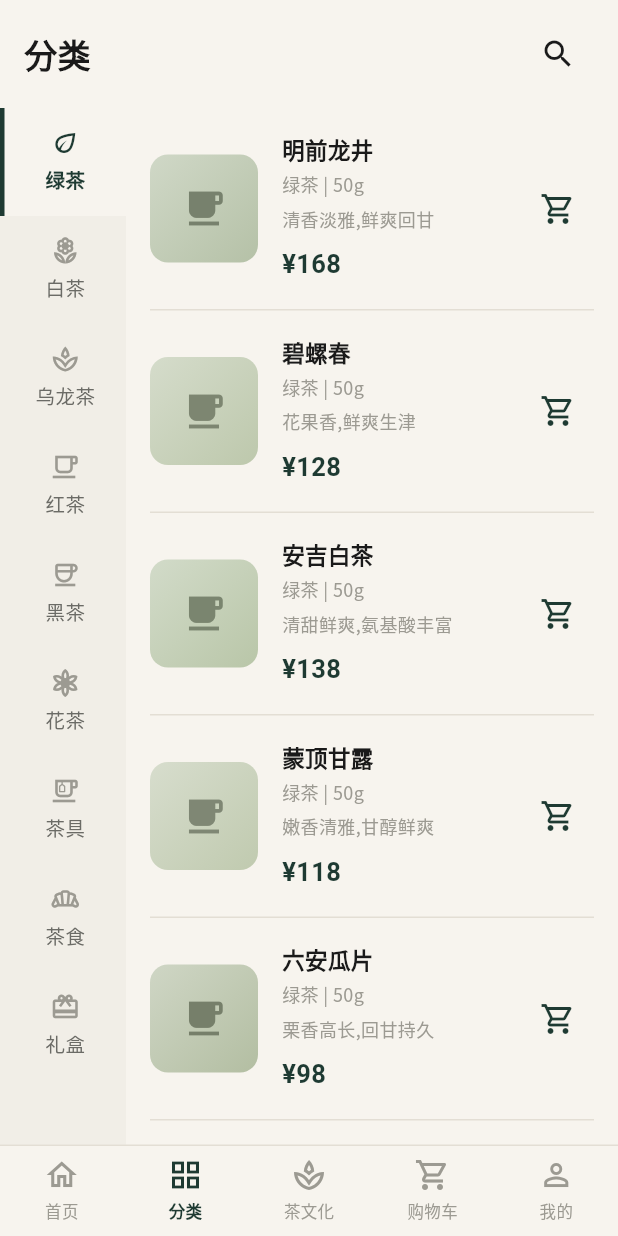
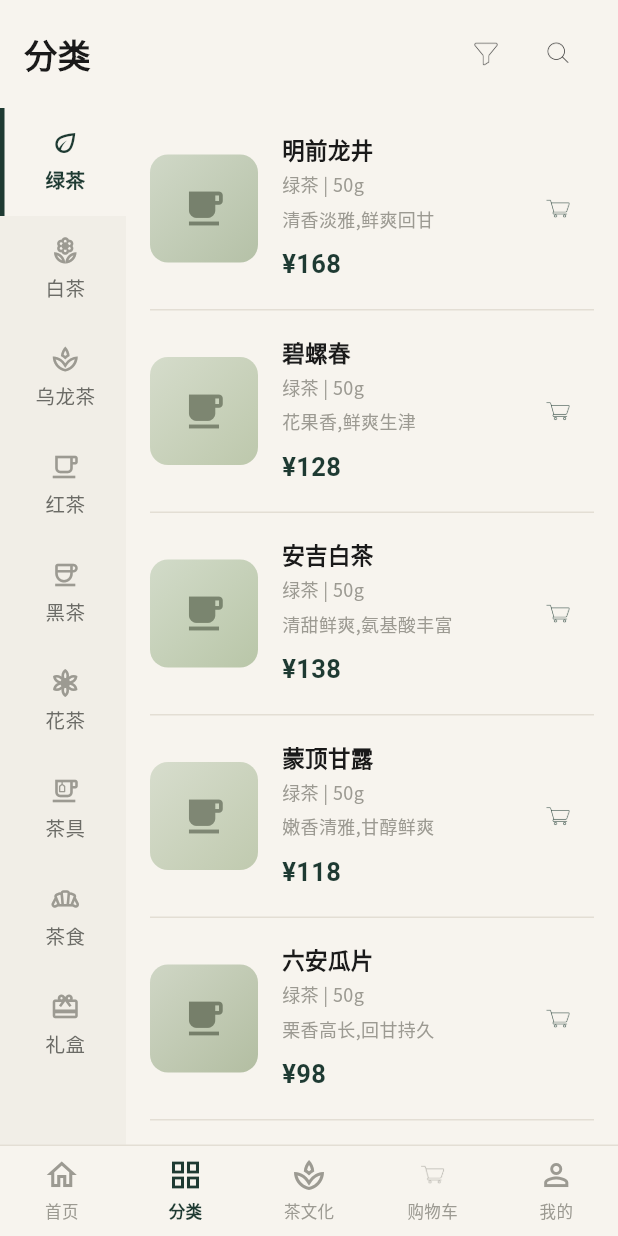
Before and after one commit to vam12375/liji-tea-flutter, a Flutter app: the screen it shows after launch, item 2 of the bottom bar chosen, on a phone screen of 412 x 824 dp. Run offline on Flutter 3.47's test engine with Material 3 defaults, Android fonts, the phone set to English and light mode, and no system bars; our stand-ins replace google_fonts; Roboto replaces fonts that are missing (Noto Serif Sc).

Commit message:
feat: integrate 8 custom brand line icons (AppIcon)
Co-Authored-By: qing meng <2898191344@qq.com>

```diff
--- a/lib/app.dart
+++ b/lib/app.dart
@@ -7,6 +7,7 @@ import 'screens/profile_screen.dart';
 import 'screens/tea_culture_screen.dart';
 import 'theme/app_colors.dart';
 import 'theme/app_typography.dart';
+import 'widgets/app_icon.dart';
 
 /// Root navigation shell with the 5-tab bottom bar from the design system:
 /// 首页 / 分类 / 茶文化 / 购物车 / 我的.
@@ -24,7 +25,7 @@ class _AppShellState extends State<AppShell> {
     _TabItem('首页', Icons.home_outlined, Icons.home),
     _TabItem('分类', Icons.grid_view_outlined, Icons.grid_view),
     _TabItem('茶文化', Icons.spa_outlined, Icons.spa),
-    _TabItem('购物车', Icons.shopping_cart_outlined, Icons.shopping_cart),
+    _TabItem('购物车', Icons.shopping_cart_outlined, Icons.shopping_cart, asset: AppIcon.cart),
     _TabItem('我的', Icons.person_outline, Icons.person),
   ];
 
@@ -83,7 +84,9 @@ class _NavButton extends StatelessWidget {
       child: Column(
         mainAxisAlignment: MainAxisAlignment.center,
         children: [
-          Icon(selected ? tab.activeIcon : tab.icon, color: color, size: 24),
+          tab.asset != null
+              ? AppIcon(tab.asset!, color: color, size: 24)
+              : Icon(selected ? tab.activeIcon : tab.icon, color: color, size: 24),
           const SizedBox(height: 4),
           Text(
             tab.label,
@@ -100,9 +103,12 @@ class _NavButton extends StatelessWidget {
 }
 
 class _TabItem {
-  const _TabItem(this.label, this.icon, this.activeIcon);
+  const _TabItem(this.label, this.icon, this.activeIcon, {this.asset});
 
   final String label;
   final IconData icon;
   final IconData activeIcon;
+
+  /// Optional custom line icon under assets/icons/ (overrides [icon]).
+  final String? asset;
 }
--- a/lib/screens/address_screen.dart
+++ b/lib/screens/address_screen.dart
@@ -5,6 +5,7 @@ import '../models/account_models.dart';
 import '../theme/app_colors.dart';
 import '../theme/app_spacing.dart';
 import '../theme/app_typography.dart';
+import '../widgets/app_icon.dart';
 import '../widgets/primary_button.dart';
 import '../widgets/soft_card.dart';
 import '../widgets/status_view.dart';
@@ -72,7 +73,7 @@ class _AddressCard extends StatelessWidget {
           children: [
             const Padding(
               padding: EdgeInsets.only(top: 2),
-              child: Icon(Icons.location_on_outlined, color: AppColors.pineGreen),
+              child: AppIcon(AppIcon.location, size: 22, color: AppColors.pineGreen),
             ),
             const SizedBox(width: AppSpacing.sm),
             Expanded(
--- a/lib/screens/category_screen.dart
+++ b/lib/screens/category_screen.dart
@@ -4,6 +4,7 @@ import '../data/sample_data.dart';
 import '../theme/app_colors.dart';
 import '../theme/app_spacing.dart';
 import '../theme/app_typography.dart';
+import '../widgets/app_icon.dart';
 import '../widgets/cart_snack.dart';
 import '../widgets/product_list_tile.dart';
 import 'product_detail_screen.dart';
@@ -19,6 +20,9 @@ class CategoryScreen extends StatefulWidget {
 
 class _CategoryScreenState extends State<CategoryScreen> {
   int _selected = 0;
+  int _sort = 0; // 0 综合 · 1 价格升序 · 2 价格降序
+
+  static const _sortLabels = ['综合排序', '价格从低到高', '价格从高到低'];
 
   static const _icons = <IconData>[
     Icons.eco_outlined,
@@ -35,7 +39,12 @@ class _CategoryScreenState extends State<CategoryScreen> {
   @override
   Widget build(BuildContext context) {
     final category = SampleData.categories[_selected];
-    final products = SampleData.productsByCategory(category);
+    final products = [...SampleData.productsByCategory(category)];
+    if (_sort == 1) {
+      products.sort((a, b) => a.price.compareTo(b.price));
+    } else if (_sort == 2) {
+      products.sort((a, b) => b.price.compareTo(a.price));
+    }
     return SafeArea(
       child: Column(
         crossAxisAlignment: CrossAxisAlignment.start,
@@ -47,11 +56,20 @@ class _CategoryScreenState extends State<CategoryScreen> {
               mainAxisAlignment: MainAxisAlignment.spaceBetween,
               children: [
                 Text('分类', style: AppTypography.h2),
-                IconButton(
-                  onPressed: () => Navigator.of(context).push(
-                    MaterialPageRoute(builder: (_) => const SearchScreen()),
-                  ),
-                  icon: const Icon(Icons.search),
+                Row(
+                  children: [
+                    IconButton(
+                      onPressed: _openFilterSheet,
+                      icon: AppIcon(AppIcon.filter,
+                          color: _sort == 0 ? AppColors.charcoalBlack : AppColors.inkGreen),
+                    ),
+                    IconButton(
+                      onPressed: () => Navigator.of(context).push(
+                        MaterialPageRoute(builder: (_) => const SearchScreen()),
+                      ),
+                      icon: const AppIcon(AppIcon.search, color: AppColors.charcoalBlack),
+                    ),
+                  ],
                 ),
               ],
             ),
@@ -90,6 +108,49 @@ class _CategoryScreenState extends State<CategoryScreen> {
           ),
         ],
       ),
+    );
+  }
+
+  void _openFilterSheet() {
+    showModalBottomSheet<void>(
+      context: context,
+      backgroundColor: AppColors.riceWhite,
+      shape: const RoundedRectangleBorder(
+        borderRadius: BorderRadius.vertical(top: Radius.circular(16)),
+      ),
+      builder: (sheetContext) {
+        return SafeArea(
+          child: Column(
+            mainAxisSize: MainAxisSize.min,
+            crossAxisAlignment: CrossAxisAlignment.start,
+            children: [
+              Padding(
+                padding: const EdgeInsets.fromLTRB(
+                    AppSpacing.screenMargin, AppSpacing.md, AppSpacing.screenMargin, AppSpacing.xs),
+                child: Row(
+                  children: [
+                    const AppIcon(AppIcon.filter, size: 18, color: AppColors.inkGreen),
+                    const SizedBox(width: AppSpacing.xs),
+                    Text('筛选排序', style: AppTypography.sans(size: 15, weight: FontWeight.w600)),
+                  ],
+                ),
+              ),
+              for (var i = 0; i < _sortLabels.length; i++)
+                ListTile(
+                  title: Text(_sortLabels[i], style: AppTypography.body),
+                  trailing: _sort == i
+                      ? const Icon(Icons.check, size: 18, color: AppColors.inkGreen)
+                      : null,
+                  onTap: () {
+                    setState(() => _sort = i);
+                    Navigator.of(sheetContext).pop();
+                  },
+                ),
+              const SizedBox(height: AppSpacing.sm),
+            ],
+          ),
+        );
+      },
     );
   }
 }
--- a/lib/screens/favorites_screen.dart
+++ b/lib/screens/favorites_screen.dart
@@ -4,6 +4,7 @@ import '../data/sample_data.dart';
 import '../theme/app_colors.dart';
 import '../theme/app_spacing.dart';
 import '../theme/app_typography.dart';
+import '../widgets/app_icon.dart';
 import '../widgets/cart_snack.dart';
 import '../widgets/product_list_tile.dart';
 import '../widgets/status_view.dart';
@@ -56,7 +57,7 @@ class _FavoritesScreenState extends State<FavoritesScreen> {
                         MaterialPageRoute(builder: (_) => ProductDetailScreen(product: p)),
                       ),
                       trailing: IconButton(
-                        icon: const Icon(Icons.favorite, color: AppColors.inkGreen),
+                        icon: const AppIcon(AppIcon.favorite, color: AppColors.inkGreen),
                         onPressed: () => setState(() => _ids.remove(p.id)),
                       ),
                       onAdd: () => showCartSnack(context, p.name),
--- a/lib/screens/order_confirm_screen.dart
+++ b/lib/screens/order_confirm_screen.dart
@@ -4,6 +4,7 @@ import '../models/tea_product.dart';
 import '../theme/app_colors.dart';
 import '../theme/app_spacing.dart';
 import '../theme/app_typography.dart';
+import '../widgets/app_icon.dart';
 import '../widgets/primary_button.dart';
 import '../widgets/soft_card.dart';
 import 'payment_screen.dart';
@@ -28,7 +29,7 @@ class OrderConfirmScreen extends StatelessWidget {
             SoftCard(
               child: Row(
                 children: [
-                  const Icon(Icons.location_on_outlined, color: AppColors.inkGreen),
+                  const AppIcon(AppIcon.location, size: 22, color: AppColors.inkGreen),
                   const SizedBox(width: AppSpacing.sm),
                   Expanded(
                     child: Column(
--- a/lib/screens/product_detail_screen.dart
+++ b/lib/screens/product_detail_screen.dart
@@ -4,6 +4,7 @@ import '../models/tea_product.dart';
 import '../theme/app_colors.dart';
 import '../theme/app_spacing.dart';
 import '../theme/app_typography.dart';
+import '../widgets/app_icon.dart';
 import '../widgets/primary_button.dart';
 import '../widgets/tea_image.dart';
 import 'reviews_screen.dart';
@@ -31,10 +32,10 @@ class _ProductDetailScreenState extends State<ProductDetailScreen> {
         actions: [
           IconButton(
             onPressed: () => setState(() => _favorite = !_favorite),
-            icon: Icon(_favorite ? Icons.favorite : Icons.favorite_border,
+            icon: AppIcon(AppIcon.favorite,
                 color: _favorite ? AppColors.pineGreen : AppColors.charcoalBlack),
           ),
-          IconButton(onPressed: () {}, icon: const Icon(Icons.ios_share_outlined)),
+          IconButton(onPressed: () {}, icon: const AppIcon(AppIcon.share, color: AppColors.charcoalBlack)),
         ],
       ),
       body: SafeArea(
--- a/lib/screens/search_screen.dart
+++ b/lib/screens/search_screen.dart
@@ -5,6 +5,7 @@ import '../models/tea_product.dart';
 import '../theme/app_colors.dart';
 import '../theme/app_spacing.dart';
 import '../theme/app_typography.dart';
+import '../widgets/app_icon.dart';
 import '../widgets/cart_snack.dart';
 import '../widgets/product_list_tile.dart';
 import '../widgets/section_header.dart';
@@ -150,7 +151,7 @@ class _SearchField extends StatelessWidget {
       ),
       child: Row(
         children: [
-          const Icon(Icons.search, size: 18, color: AppColors.textTertiary),
+          const AppIcon(AppIcon.search, size: 18, color: AppColors.textTertiary),
           const SizedBox(width: AppSpacing.xs),
           Expanded(
             child: TextField(
--- /dev/null
+++ b/lib/widgets/app_icon.dart
@@ -0,0 +1,37 @@
+import 'package:flutter/material.dart';
+
+/// Renders one of the brand's custom line icons from `assets/icons/`.
+///
+/// The source PNGs are single-color (墨绿 #2D5016) line icons on a
+/// transparent background, so an optional [color] re-tints every opaque
+/// pixel via [BlendMode.srcIn] to fit different surfaces (light, dark,
+/// selected states, etc.).
+class AppIcon extends StatelessWidget {
+  const AppIcon(this.name, {super.key, this.size = 24, this.color});
+
+  /// File name without extension, e.g. `'cart'`, `'search'`.
+  final String name;
+  final double size;
+  final Color? color;
+
+  // Available custom icons under assets/icons/.
+  static const String cart = 'cart';
+  static const String favorite = 'favorite';
+  static const String filter = 'filter';
+  static const String location = 'location';
+  static const String message = 'message';
+  static const String search = 'search';
+  static const String settings = 'settings';
+  static const String share = 'share';
+
+  @override
+  Widget build(BuildContext context) {
+    return Image.asset(
+      'assets/icons/$name.png',
+      width: size,
+      height: size,
+      color: color,
+      colorBlendMode: color != null ? BlendMode.srcIn : null,
+    );
+  }
+}
--- a/lib/widgets/product_list_tile.dart
+++ b/lib/widgets/product_list_tile.dart
@@ -4,6 +4,7 @@ import '../models/tea_product.dart';
 import '../theme/app_colors.dart';
 import '../theme/app_spacing.dart';
 import '../theme/app_typography.dart';
+import 'app_icon.dart';
 import 'tea_image.dart';
 
 /// A horizontal product row (image · name/tagline · price · cart icon),
@@ -73,7 +74,7 @@ class ProductListTile extends StatelessWidget {
             trailing ??
                 IconButton(
                   onPressed: onAdd,
-                  icon: const Icon(Icons.shopping_cart_outlined, color: AppColors.inkGreen),
+                  icon: const AppIcon(AppIcon.cart, color: AppColors.inkGreen),
                 ),
           ],
         ),
--- a/pubspec.yaml
+++ b/pubspec.yaml
@@ -61,6 +61,9 @@ flutter:
   # the material Icons class.
   uses-material-design: true
 
+  assets:
+    - assets/icons/
+
   # To add assets to your application, add an assets section, like this:
   # assets:
   #   - images/a_dot_burr.jpeg
```
Also changed, not shown: lib/screens/home_screen.dart (+4 -3 lines), lib/screens/profile_screen.dart (+13 -11 lines), assets/icons/cart.png (added), assets/icons/favorite.png (added), assets/icons/filter.png (added), assets/icons/location.png (added), assets/icons/message.png (added), assets/icons/search.png (added), assets/icons/settings.png (added), assets/icons/share.png (added).
